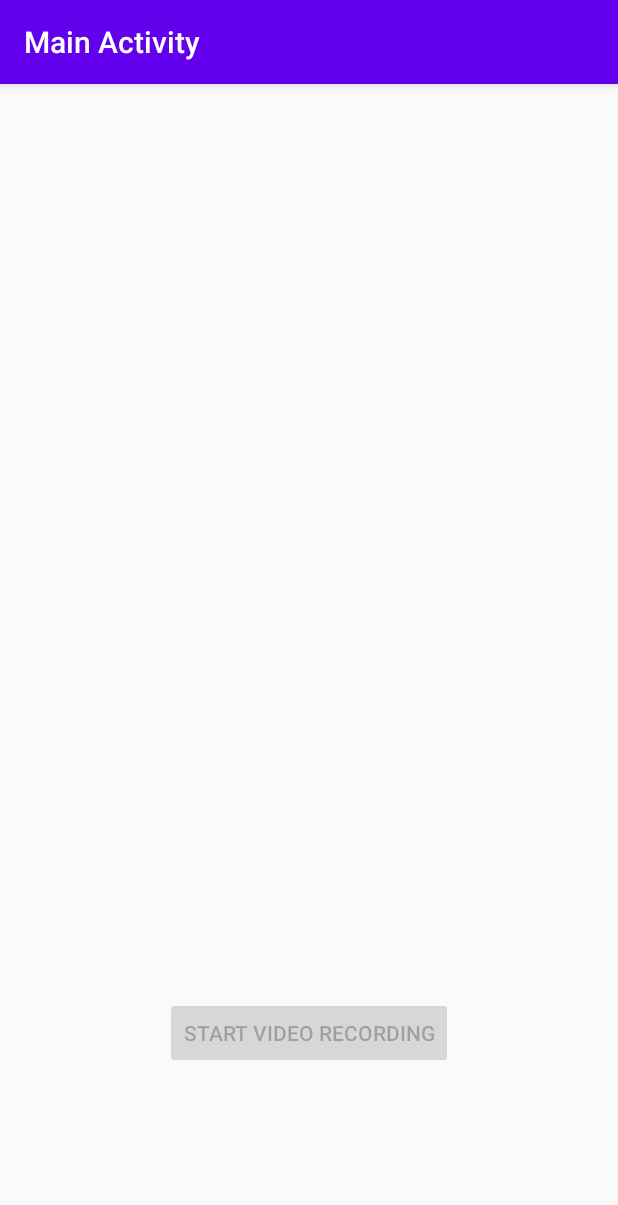
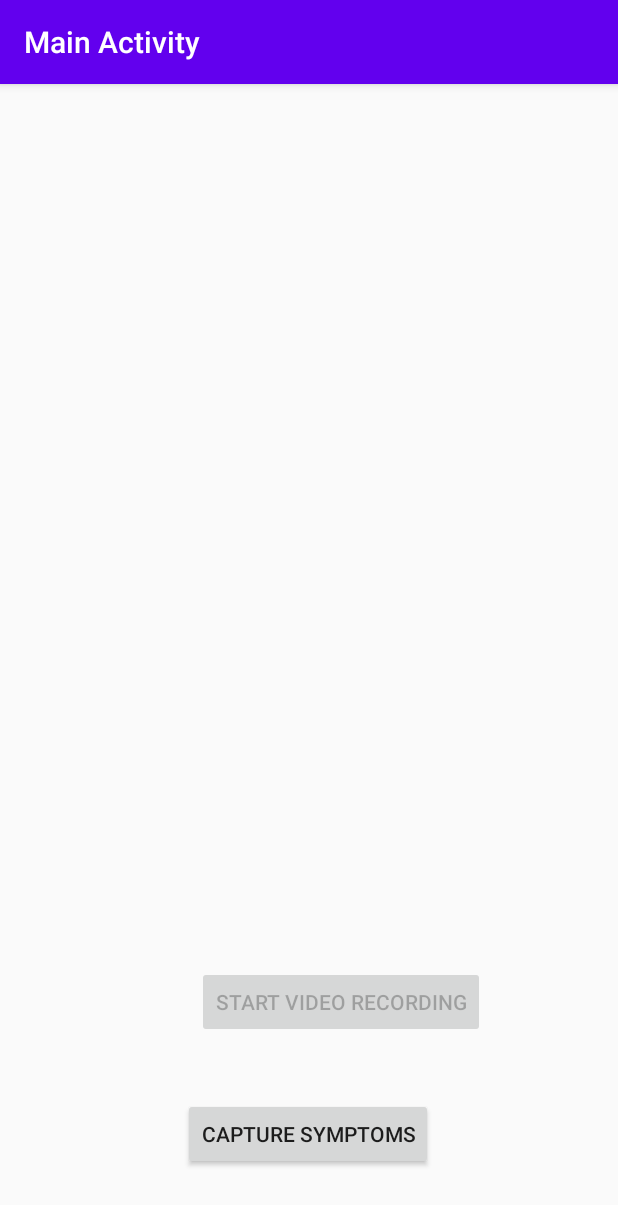
Before and after one commit to PraveenMathew92/covid-tracker-android-app, an Android app: the screen it shows after launch (MainActivity), on a phone screen of 412 x 824 dp. Shown: the top 1205 px of the screen. Run offline under Robolectric (Android 15) with nearby library versions, the phone set to English and light mode, and no system bars.

```diff
--- a/app/src/main/AndroidManifest.xml
+++ b/app/src/main/AndroidManifest.xml
@@ -6,7 +6,6 @@
 <!--    <uses-permission android:name="android.permission.FLASHLIGHT" />-->
     <uses-feature android:name="android.hardware.camera" />
     <uses-feature android:name="android.hardware.camera.flash" />
-
     <application
         android:allowBackup="true"
         android:icon="@mipmap/ic_launcher"
--- a/app/src/main/res/layout/activity_main.xml
+++ b/app/src/main/res/layout/activity_main.xml
@@ -10,9 +10,21 @@
         android:id="@+id/startVideoButton"
         android:layout_width="wrap_content"
         android:layout_height="wrap_content"
-        android:layout_marginBottom="111dp"
-        android:text="Start Video Recording"
+        android:layout_marginBottom="132dp"
+        android:text="@string/start_video_recording"
         app:layout_constraintBottom_toBottomOf="parent"
         app:layout_constraintEnd_toEndOf="parent"
+        app:layout_constraintHorizontal_bias="0.597"
+        app:layout_constraintStart_toStartOf="parent" />
+
+    <Button
+        android:id="@+id/captureSymptoms"
+        android:layout_width="wrap_content"
+        android:layout_height="wrap_content"
+        android:layout_marginBottom="44dp"
+        android:text="@string/capture_symptoms"
+        app:layout_constraintBottom_toBottomOf="parent"
+        app:layout_constraintEnd_toEndOf="parent"
+        app:layout_constraintHorizontal_bias="0.497"
         app:layout_constraintStart_toStartOf="parent" />
 </androidx.constraintlayout.widget.ConstraintLayout>
--- a/app/src/main/res/values/strings.xml
+++ b/app/src/main/res/values/strings.xml
@@ -1,3 +1,5 @@
 <resources>
     <string name="app_name">My First Android APp</string>
+    <string name="capture_symptoms">Capture Symptoms</string>
+    <string name="start_video_recording">Start Video Recording</string>
 </resources>
```
Also changed, not shown: app/src/main/java/com/example/myfirstandroidapp/MainActivity.java (+33 -8 lines).
